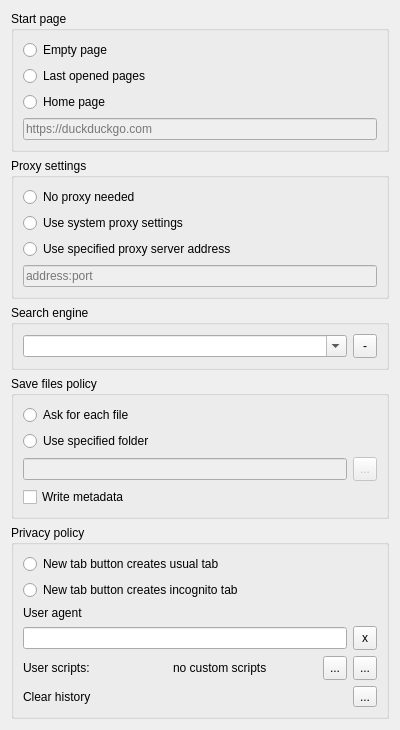
mistificator/meow, file settingspage.ui: the form before one commit.
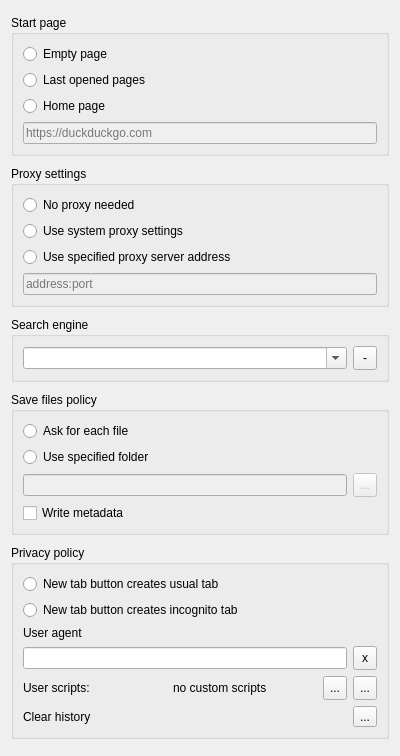
The form after the commit.

The edit to the form file:
```diff
--- a/settingspage.ui
+++ b/settingspage.ui
@@ -7,7 +7,7 @@
     <x>0</x>
     <y>0</y>
     <width>400</width>
-    <height>656</height>
+    <height>756</height>
    </rect>
   </property>
   <property name="windowTitle">
```
